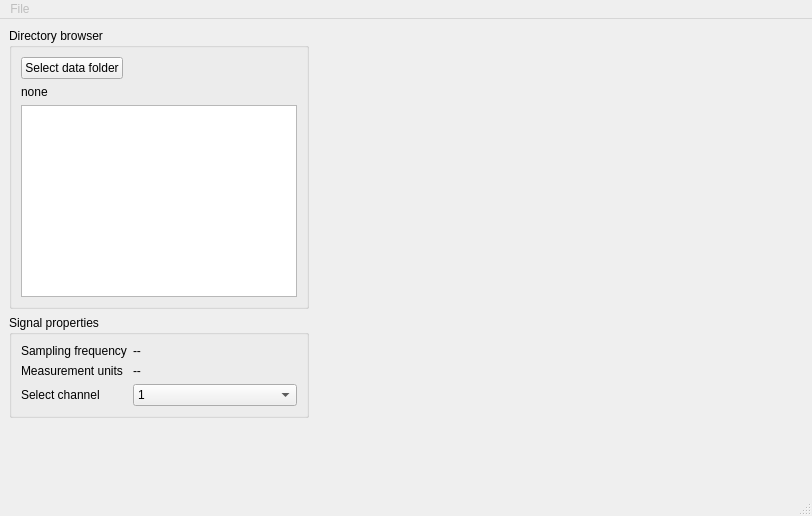
afanasenko/ecg-hd, file heartapp_mainwindow.ui: the form before one commit.
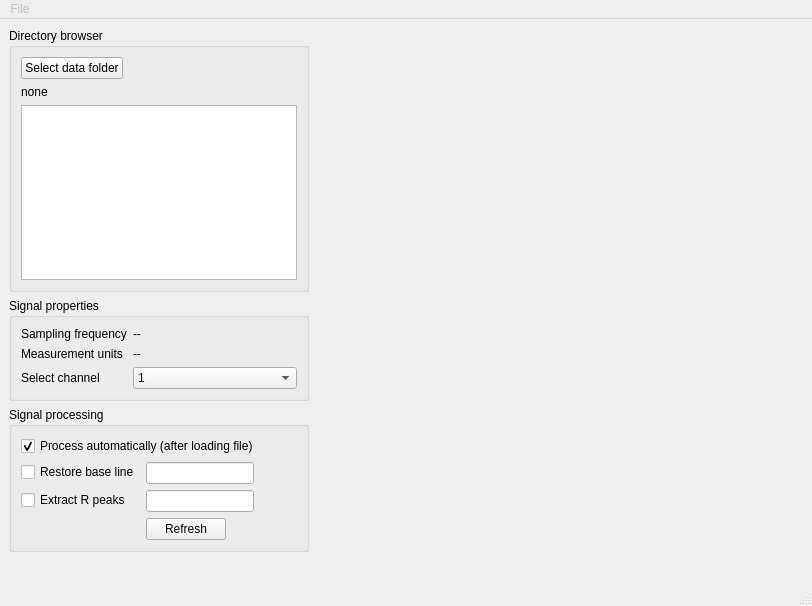
The form after the commit. Custom widgets are drawn as their Qt base class.

Commit message: Add controls for signal processing options

What changed in the file:
```diff
--- a/heartapp_mainwindow.ui
+++ b/heartapp_mainwindow.ui
@@ -7,7 +7,7 @@
     <x>0</x>
     <y>0</y>
     <width>812</width>
-    <height>516</height>
+    <height>606</height>
    </rect>
   </property>
   <property name="windowTitle">
@@ -131,6 +131,61 @@
         </layout>
        </widget>
       </item>
+      <item>
+       <widget class="QGroupBox" name="groupBox_3">
+        <property name="maximumSize">
+         <size>
+          <width>300</width>
+          <height>16777215</height>
+         </size>
+        </property>
+        <property name="title">
+         <string>Signal processing</string>
+        </property>
+        <layout class="QFormLayout" name="formLayout_2">
+         <property name="fieldGrowthPolicy">
+          <enum>QFormLayout::FieldsStayAtSizeHint</enum>
+         </property>
+         <item row="1" column="0" colspan="2">
+          <widget class="QCheckBox" name="checkBox_2">
+           <property name="text">
+            <string>Process automatically (after loading file)</string>
+           </property>
+           <property name="checked">
+            <bool>true</bool>
+           </property>
+          </widget>
+         </item>
+         <item row="2" column="0">
+          <widget class="QCheckBox" name="checkBox">
+           <property name="text">
+            <string>Restore base line</string>
+           </property>
+          </widget>
+         </item>
+         <item row="2" column="1">
+          <widget class="QLineEdit" name="biasWindowLen"/>
+         </item>
+         <item row="3" column="0">
+          <widget class="QCheckBox" name="checkBox_3">
+           <property name="text">
+            <string>Extract R peaks</string>
+           </property>
+          </widget>
+         </item>
+         <item row="3" column="1">
+          <widget class="QLineEdit" name="minRinterval"/>
+         </item>
+         <item row="5" column="1">
+          <widget class="QPushButton" name="pushButton">
+           <property name="text">
+            <string>Refresh</string>
+           </property>
+          </widget>
+         </item>
+        </layout>
+       </widget>
+      </item>
       <item>
        <spacer name="verticalSpacer">
         <property name="orientation">
```
